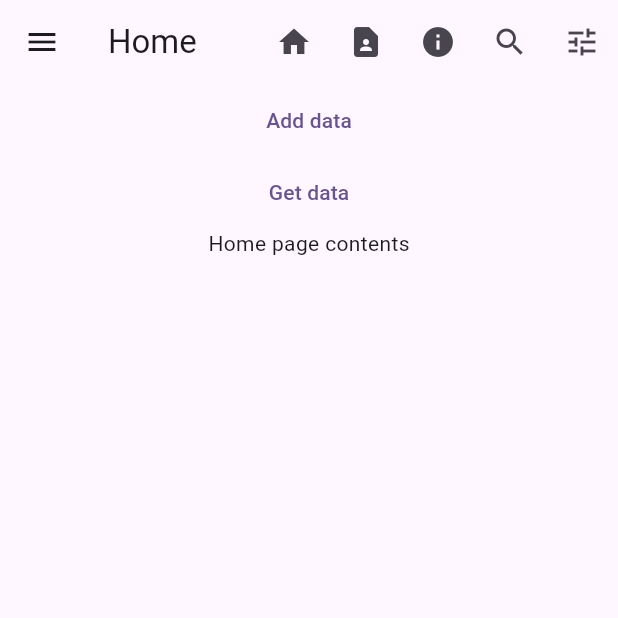
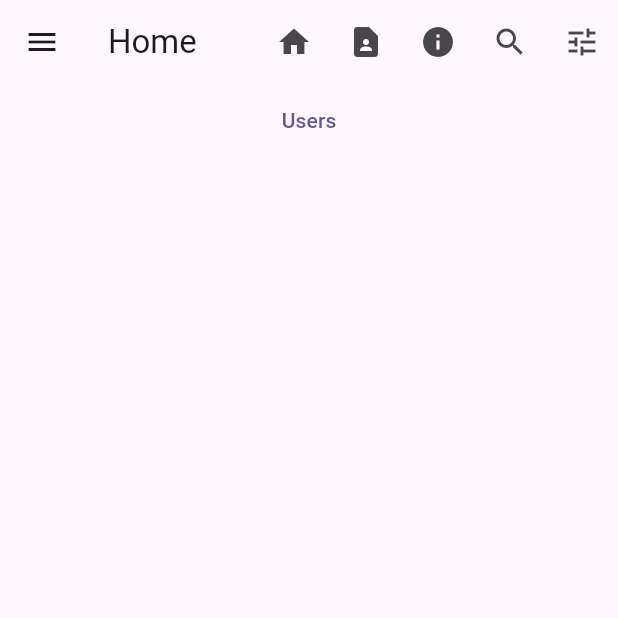
Before and after one commit to tshussain/teaching_example_flutter, a Flutter app: the screen it shows after launch, on a phone screen of 412 x 824 dp, the top half of it. Run offline on Flutter 3.47's test engine with Material 2 defaults, Android fonts, the light colour scheme and no system bars; our stand-ins replace cloud_firestore, firebase_core; accounts and stored records are empty; generated files the repository leaves out were written again.

Commit message:
Added new structure

```diff
--- a/lib/AboutUs.dart
+++ b/lib/AboutUs.dart
@@ -2,6 +2,7 @@
 
 import 'package:flutter/material.dart';
 
+import 'DisplayUserGrid.dart';
 import 'MainLayout.dart';
 
 class AboutUs extends StatelessWidget {
@@ -10,7 +11,7 @@ class AboutUs extends StatelessWidget {
   @override
   Widget build(BuildContext context) {
     return const MainLayout(
-        title: "Contact Us",
+        title: "About Us",
         child: Text("Hi.  We're cool - no, really we are.")
     );
   }
--- /dev/null
+++ b/lib/DisplayUserGrid.dart
@@ -0,0 +1,40 @@
+import 'package:flutter/material.dart';
+import 'package:provider/provider.dart';
+import 'package:teaching_example_flutter/model/UserRepository.dart';
+import 'package:intl/intl.dart';
+
+import 'DisplayUserCard.dart';
+import 'model/User.dart';
+
+class DisplayUserGrid extends StatelessWidget {
+  const DisplayUserGrid({super.key, required this.users});
+
+  final List<User> users;
+
+  @override
+  Widget build(BuildContext context) {
+    return Expanded(
+        child: GridView.count(
+            crossAxisCount: 2,
+            padding: const EdgeInsets.all(16.0),
+            childAspectRatio: 8.0 / 9.0,
+            // TODO: Build a grid of cards (102)
+            children: _buildGridCards(context: context, users: users)));
+  }
+
+  List<Widget> _buildGridCards(
+      {required BuildContext context, required List<User>? users}) {
+    if (users == null || users.isEmpty) {
+      return const <Card>[];
+    }
+
+    final ThemeData theme = Theme.of(context);
+    final NumberFormat formatter = NumberFormat.simpleCurrency(
+        locale: Localizations.localeOf(context).toString());
+
+    List<Widget> cards = users.map((user) {
+      return DisplayUserCard(user: user);
+    }).toList();
+    return cards;
+  }
+}
--- a/lib/HomePage.dart
+++ b/lib/HomePage.dart
@@ -2,6 +2,7 @@ import 'package:flutter/material.dart';
 import 'package:provider/provider.dart';
 import 'package:teaching_example_flutter/MainLayout.dart';
 
+import 'DisplayUserGrid.dart';
 import 'model/UserRepository.dart';
 
 
@@ -12,20 +13,14 @@ class HomePage extends StatelessWidget {
   Widget build(BuildContext context) {
     return MainLayout(
         title: "Home",
-        child: Column(
+        child:  Column(
           children: [
             TextButton(
                 onPressed: () {
-                  Provider.of<UserRepository>(context).db.writeData();
+                  Navigator.pushNamed(context, 'Users');
                 },
-                child: const Text("Add data")),
-            TextButton(
-                onPressed: () {
-                  Provider.of<UserRepository>(context).db.readData();
-                },
-                child: const Text("Get data")),
-            const Text("Home page contents")
-          ],
+                child: const Text("Users")),
+           ],
         ));
   }
 }
--- a/lib/NavBar.dart
+++ b/lib/NavBar.dart
@@ -28,7 +28,7 @@ class NavBar extends StatelessWidget implements PreferredSizeWidget {
             semanticLabel: 'home',
           ),
           onPressed: () {
-            print('Home button');
+            Navigator.pushNamed(context, 'Home');
           },
         ),
         IconButton(
@@ -37,7 +37,7 @@ class NavBar extends StatelessWidget implements PreferredSizeWidget {
             semanticLabel: 'contact',
           ),
           onPressed: () {
-            print('Contact us button');
+            Navigator.pushNamed(context, 'ContactUs');
           },
         ),
         IconButton(
@@ -46,7 +46,7 @@ class NavBar extends StatelessWidget implements PreferredSizeWidget {
             semanticLabel: 'about',
           ),
           onPressed: () {
-            print('About us button');
+            Navigator.pushNamed(context, 'AboutUs');
           },
         ),
         IconButton(
--- /dev/null
+++ b/lib/UserGrid.dart
@@ -0,0 +1,27 @@
+import 'package:flutter/material.dart';
+import 'package:provider/provider.dart';
+
+import 'DisplayUserGrid.dart';
+import 'model/User.dart';
+import 'model/UserRepository.dart';
+
+class UserGrid extends StatelessWidget {
+  const UserGrid({super.key});
+
+  /// Uses a FutureBuilder to get the data for all users from the repository
+  ///  and then calls DisplayUserGrid
+  @override
+  Widget build(BuildContext context) {
+    return FutureBuilder<List<User>>(
+        future: Provider.of<UserRepository>(context, listen: true)
+            .getAllUsers(),
+        builder: (context, AsyncSnapshot<List<User>> users) {
+          if (!users.hasData) {
+            return CircularProgressIndicator();
+          } else {
+            return DisplayUserGrid(users : users.data!);
+          }
+        }
+    );
+  }
+}
--- a/lib/main.dart
+++ b/lib/main.dart
@@ -2,6 +2,7 @@ import 'package:flutter/material.dart';
 import 'package:firebase_core/firebase_core.dart';
 import 'package:provider/provider.dart';
 import 'package:teaching_example_flutter/model/UserRepository.dart';
+import 'UserPage.dart';
 import 'firebase_options.dart';
 
 import 'AboutUs.dart';
@@ -23,7 +24,7 @@ class MyApp extends StatelessWidget {
     return
       MultiProvider(
         providers: [
-          Provider<UserRepository>(create: (_) => UserRepository.initialize())
+           ChangeNotifierProvider(create: (context) => UserRepository()),
         ],
         child: MaterialApp(
           title: 'Flutter Demo',
@@ -33,6 +34,7 @@ class MyApp extends StatelessWidget {
           ),
           routes: {
             'Home': (BuildContext context) => const HomePage(),
+            'Users': (BuildContext context) => const UserPage(),
             'ContactUs': (BuildContext context) => const ContactUs(),
             'AboutUs': (BuildContext context) => const AboutUs()
           },
--- a/lib/model/User.dart
+++ b/lib/model/User.dart
@@ -1,29 +1,18 @@
 class User {
-  final String id;
   final String username;
   final String first;
-  final String last;
-  final String image;
+  final String? last; // Example of an optional value (nullable)
+  final String? image;
 
-  User(
-      {required this.id,
-      required this.username,
-      required this.first,
-      required this.last,
-      required this.image});
+  User({required this.username, required this.first, this.last, this.image});
 
+  // Named constructor
   User.fromJson(Map<String, dynamic> json)
-      : id = json['id'],
-        username = json['username'],
+      : username = json['username'],
         first = json['first'],
         last = json['last'],
         image = json['image'];
 
-  Map<String, dynamic> toJson() => {
-        'id': id,
-        'username': username,
-        'first': first,
-        'last': last,
-        'image': image
-      };
+  Map<String, dynamic> toJson() =>
+      {'username': username, 'first': first, 'last': last, 'image': image};
 }
--- a/pubspec.yaml
+++ b/pubspec.yaml
@@ -37,6 +37,7 @@ dependencies:
   cupertino_icons: ^1.0.2
   provider: ^6.0.5
   cloud_firestore: ^4.8.1
+  intl: ^0.18.1
 
 dev_dependencies:
   flutter_test:
```
Also changed, not shown: lib/DisplayCard.dart (deleted, +0 -34 lines), lib/DisplayGrid.dart (deleted, +0 -33 lines), lib/DisplayUserCard.dart (added, +39 -0 lines), lib/UserPage.dart (added, +45 -0 lines), lib/model/UserRepository.dart (+62 -19 lines), lib/register.dart (renamed from lib/login.dart, +36 -5 lines), pubspec.lock, 1 other file.
